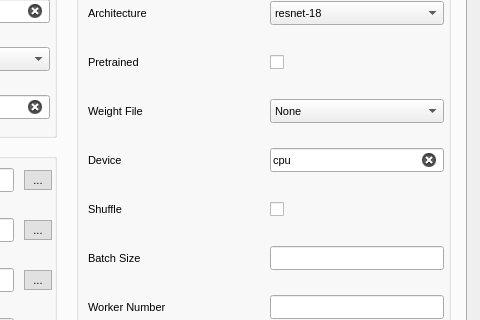
Above: launcher/resources/launcher_v2.ui from PaulCCCCCCH/Robustar_implementation before the change; both pictures show x 520 to 1000 and y 149 to 469 of the 1000 by 1020 pixel window. Below: the same form after it.
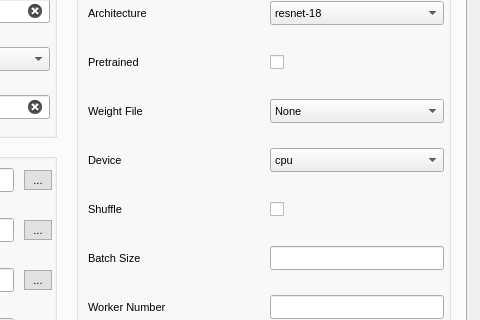
That is the form after the change. Icons and pictures are not drawn.

Commit message: Implement the new way of specifying the device #141

Diff of the .ui file:
```diff
--- a/launcher/resources/launcher_v2.ui
+++ b/launcher/resources/launcher_v2.ui
@@ -2072,7 +2072,7 @@
                       </widget>
                      </item>
                      <item>
-                      <widget class="QLineEdit" name="device_line_edit">
+                      <widget class="QComboBox" name="device_combo_box">
                        <property name="sizePolicy">
                         <sizepolicy hsizetype="Fixed" vsizetype="Fixed">
                          <horstretch>0</horstretch>
@@ -2100,15 +2100,17 @@
                          <bold>false</bold>
                         </font>
                        </property>
-                       <property name="text">
+                       <property name="currentText">
                         <string>cpu</string>
                        </property>
-                       <property name="alignment">
-                        <set>Qt::AlignLeading|Qt::AlignLeft|Qt::AlignVCenter</set>
+                       <property name="placeholderText" stdset="0">
+                        <string/>
                        </property>
-                       <property name="clearButtonEnabled">
-                        <bool>true</bool>
-                       </property>
+                       <item>
+                        <property name="text">
+                         <string>cpu</string>
+                        </property>
+                       </item>
                       </widget>
                      </item>
                     </layout>
```
The commit also changes 6 other files.
